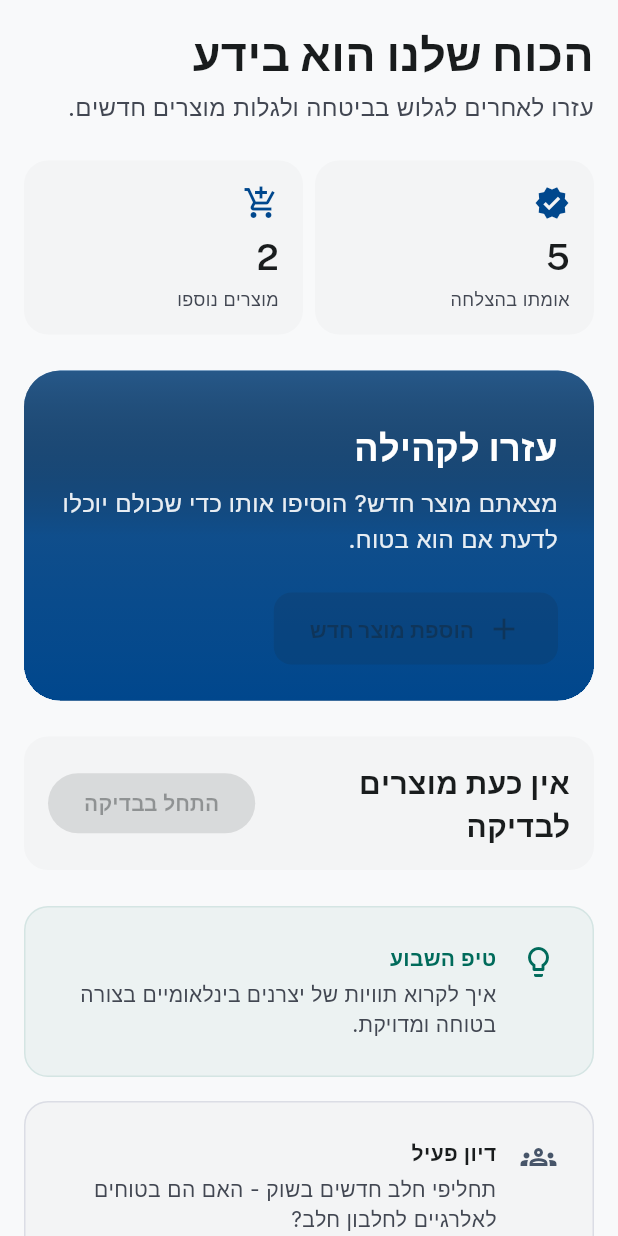
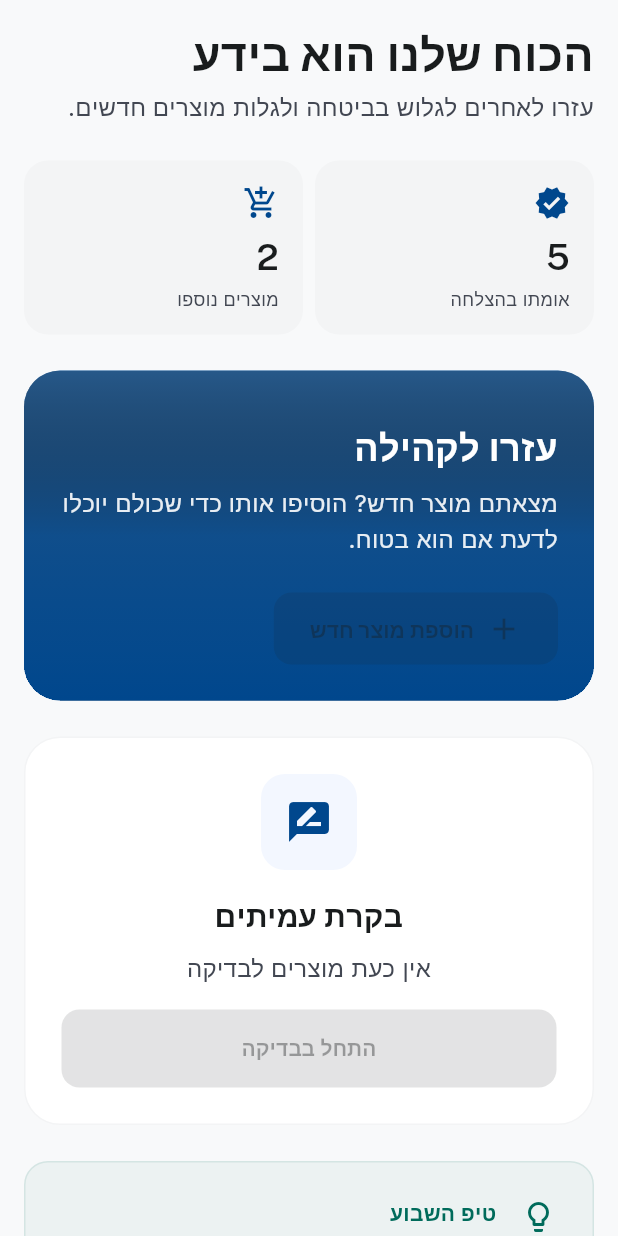
Before and after one commit to Maortz/allergy-detector, a Flutter app: the CommunityScreen widget shown alone on an empty page, opened directly, on a phone screen of 412 x 824 dp. Run offline on Flutter 3.47's test engine with Material 3 defaults, Android fonts, the phone set to English and light mode, and no system bars; our stand-ins replace google_fonts, image_picker, package_info_plus, permission_handler, shared_preferences, supabase_flutter; missing offline and left inert: mobile_scanner; accounts and stored records are empty; network calls fail.

Commit message:
feat(community): rebuild peer-review bento (CH7/CH8)
Co-Authored-By: Claude Sonnet 4.6 <noreply@anthropic.com>

```diff
--- a/app/lib/screens/community_screen.dart
+++ b/app/lib/screens/community_screen.dart
@@ -350,46 +350,90 @@ class _CommunityScreenState extends State<CommunityScreen> {
     );
   }
 
-  String get _peerReviewHeading {
+  /// The RichText body for the peer-review card (community-hub.md §4.5).
+  /// Empty queue collapses to a single muted line; otherwise the count is a
+  /// bold primary inline run.
+  Widget _peerReviewBody() {
     final count = _pendingReviews.length;
-    if (count == 0) return 'אין כעת מוצרים לבדיקה';
-    if (count == 1) return 'מוצר אחד ממתין לבדיקה';
-    return '$count מוצרים ממתינים לבדיקה';
+    if (count == 0) {
+      return Text(
+        'אין כעת מוצרים לבדיקה',
+        textAlign: TextAlign.center,
+        style:
+            AppTypography.bodyMd.copyWith(color: AppColors.onSurfaceVariant),
+      );
+    }
+    final unit = count == 1 ? 'מוצר אחד' : '$count מוצרים';
+    return RichText(
+      textAlign: TextAlign.center,
+      text: TextSpan(
+        style:
+            AppTypography.bodyMd.copyWith(color: AppColors.onSurfaceVariant),
+        children: [
+          const TextSpan(text: 'ישנם '),
+          TextSpan(
+            text: unit,
+            style: AppTypography.bodyMdBold.copyWith(color: AppColors.primary),
+          ),
+          const TextSpan(text: ' הממתינים לבדיקה שלך'),
+        ],
+      ),
+    );
   }
 
   Widget _buildPeerReviewCard() {
     return Container(
-      padding: const EdgeInsets.all(AppSpacing.md),
+      width: double.infinity,
+      padding: const EdgeInsets.all(AppSpacing.lg),
       decoration: BoxDecoration(
-        color: AppColors.surfaceContainerLow,
+        color: AppColors.surfaceContainerLowest,
+        borderRadius: BorderRadius.circular(24),
+        border: Border.all(color: AppColors.surfaceContainerLow),
+      ),
+      child: Column(
+        mainAxisAlignment: MainAxisAlignment.center,
+        crossAxisAlignment: CrossAxisAlignment.center,
+        children: [
+          Container(
+            width: 64,
+            height: 64,
+            decoration: BoxDecoration(
+              color: AppColors.primaryFixed.withValues(alpha: 0.30),
               borderRadius: BorderRadius.circular(16),
             ),
-      child: Row(
-        children: [
-          Expanded(
-            child: widget.isLoading
-                ? const SkeletonBox(width: 180, height: 20)
-                : Text(
-                    // Heading tracks the queue actually pushed to
-                    // CommunityReviewScreen so the row never advertises data
-                    // the landing screen can't show. CH8 live count stays
-                    // with #54.
-                    _peerReviewHeading,
-                    style:
-                        AppTypography.h3.copyWith(color: AppColors.onSurface),
+            child: Icon(
+              Icons.rate_review,
+              color: AppColors.primary,
+              size: 32,
             ),
           ),
-          FilledButton(
-            // Disabled while loading, and (per §7.5) when the queue is empty
-            // and no caller override is supplied — the row never promises an
-            // entry point to a second empty state.
+          const SizedBox(height: AppSpacing.md),
+          Text(
+            'בקרת עמיתים',
+            textAlign: TextAlign.center,
+            style: AppTypography.h3.copyWith(color: AppColors.onSurface),
+          ),
+          const SizedBox(height: AppSpacing.sm),
+          widget.isLoading
+              ? const SkeletonBox(width: 180, height: 20)
+              : _peerReviewBody(),
+          const SizedBox(height: AppSpacing.md),
+          SizedBox(
+            width: double.infinity,
+            child: FilledButton(
               onPressed:
                   widget.isLoading || !_canStartReview ? null : _onStartReview,
               style: FilledButton.styleFrom(
                 backgroundColor: AppColors.primary,
                 foregroundColor: AppColors.onPrimary,
+                padding:
+                    const EdgeInsets.symmetric(vertical: AppSpacing.md),
+                shape: RoundedRectangleBorder(
+                  borderRadius: BorderRadius.circular(12),
+                ),
               ),
               child: Text('התחל בבדיקה', style: AppTypography.labelBold),
+            ),
           ),
         ],
       ),
```
Also changed, not shown: 1 other file. Lines whose indentation alone changed are shown as unchanged.
